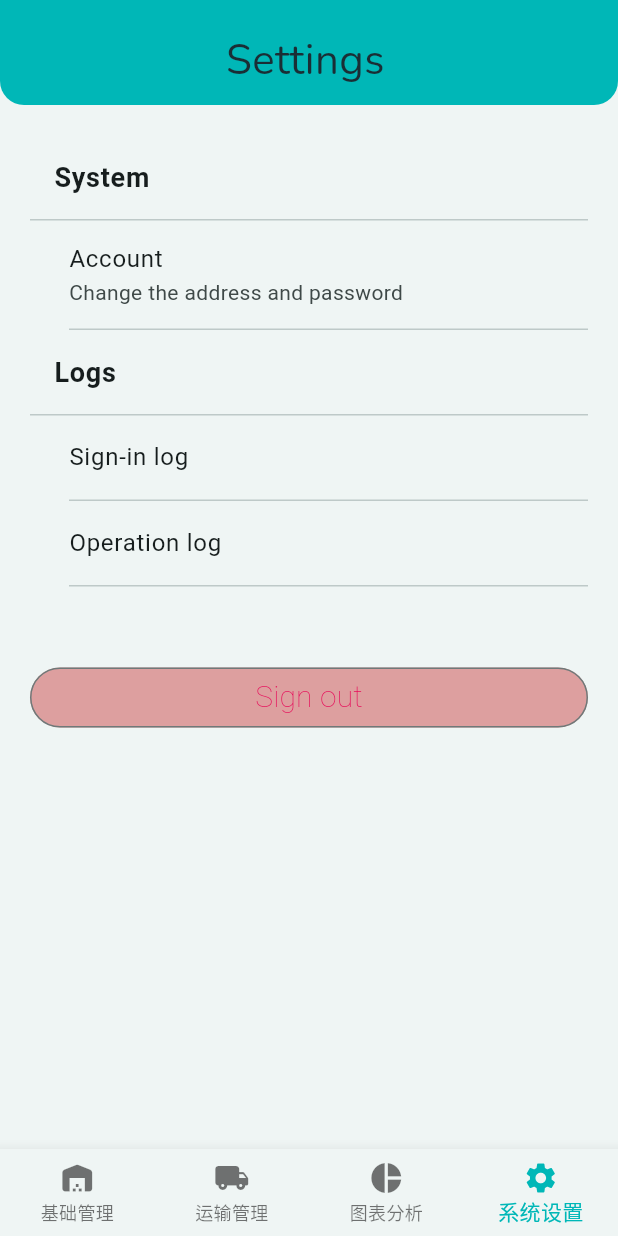
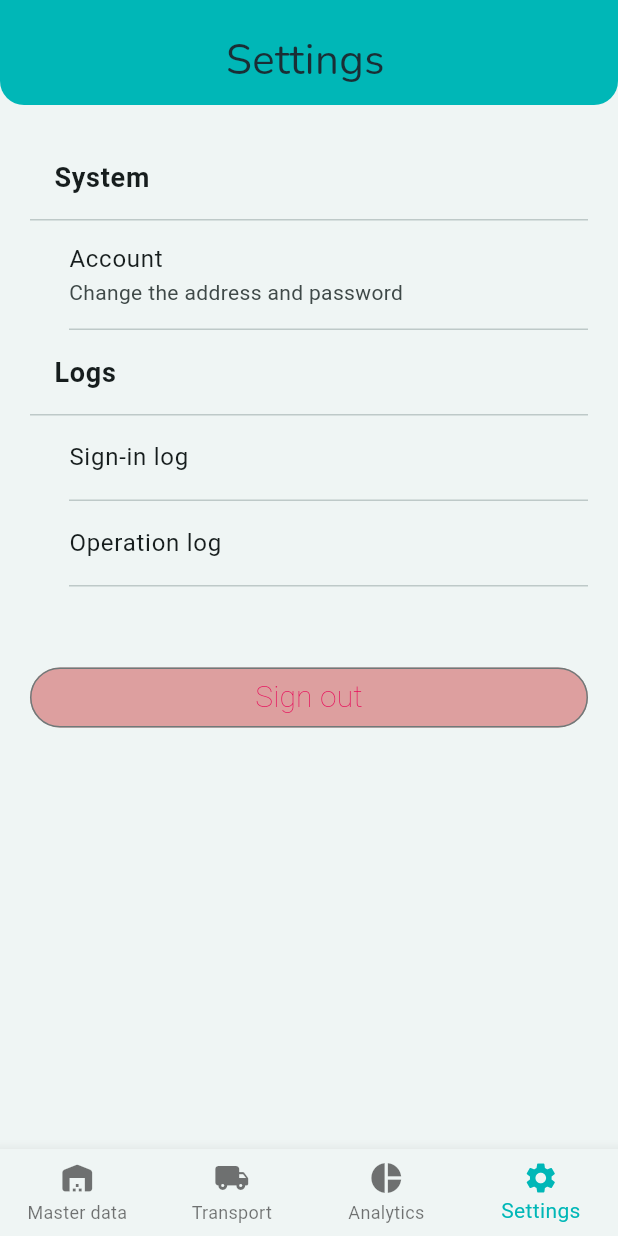
Before and after one commit to PiscesTrio/Loggi_app, a Flutter app: the SystemSettingPage screen opened by its route, on a phone screen of 412 x 824 dp. Run offline on Flutter 3.47's test engine with Material 3 defaults, Android fonts, the phone set to English and light mode, and no system bars; our stand-ins replace copy_with_extension, dio, fl_chart, flutter_map, flutter_riverpod, flutter_secure_storage and 8 more; missing offline and left inert: dio_smart_retry, flutter_driver; accounts and stored records are empty; generated files the repository leaves out were written again.

Commit message:
Finish the three the analyzer was reporting all along
CI failed on three findings that were on my screen the whole time. I had been filtering
`flutter analyze` with a pattern that required a space either side of the word, and the
output reads `  warning - …` — so the filter matched nothing and I read "no output" as
"clean". Same shape as the build that failed while `adb install` reported Success: a check
that cannot fail is not a check.

Two of them were real work I had reported as done:

- The bottom navigation labels and the two tab bars were still literals. The edit that was
  meant to localise them did not apply — it left the import behind, which is exactly what
  the unused-import warning was saying.
- `sys_main` read `context.l10n` after `await signOut()`. A BuildContext used across an
  async gap may belong to an element that is already gone; the string is read before the
  await now.

Verified: 基础管理 is pixel-identical, so the labels render as they did.

```diff
--- a/lib/app/modules/sys_main.dart
+++ b/lib/app/modules/sys_main.dart
@@ -93,6 +93,9 @@ class SysMain extends StatelessWidget {
                       children: [
                         ElevatedButton(
                           onPressed: () async {
+                            // Read before the await: a BuildContext used after one may belong to an
+                            // element that is already gone.
+                            final signedOut = context.l10n.settingsSignedOut;
                             // Clears the credential, rather than overwriting it with
                             // the string "not logged in" — which stayed on the client
                             // as a header, so the next request went out as
@@ -100,7 +103,7 @@ class SysMain extends StatelessWidget {
                             await appContainer
                                 .read(authProvider.notifier)
                                 .signOut();
-                            showTextToast(context.l10n.settingsSignedOut);
+                            showTextToast(signedOut);
                             // offAllNamed, not offAndToNamed: the latter
                             // replaces only the top route, and the home
                             // shell it leaves behind keeps its GetX
--- a/lib/app/router/shell_scaffold.dart
+++ b/lib/app/router/shell_scaffold.dart
@@ -27,20 +27,23 @@ class HomeShellScaffold extends StatelessWidget {
       bottomNavigationBar: BottomNavigationBar(
         type: BottomNavigationBarType.fixed,
         currentIndex: shell.currentIndex,
-        items: const [
+        items: [
           BottomNavigationBarItem(
-            icon: Icon(Icons.warehouse_rounded),
-            label: '基础管理',
+            icon: const Icon(Icons.warehouse_rounded),
+            label: context.l10n.navBase,
           ),
           BottomNavigationBarItem(
-            icon: Icon(Icons.local_shipping_rounded),
-            label: '运输管理',
+            icon: const Icon(Icons.local_shipping_rounded),
+            label: context.l10n.navTransport,
           ),
           BottomNavigationBarItem(
-            icon: Icon(Icons.pie_chart_sharp),
-            label: '图表分析',
+            icon: const Icon(Icons.pie_chart_sharp),
+            label: context.l10n.navChart,
           ),
-          BottomNavigationBarItem(icon: Icon(Icons.settings), label: '系统设置'),
+          BottomNavigationBarItem(
+            icon: const Icon(Icons.settings),
+            label: context.l10n.navSettings,
+          ),
         ],
         onTap: (index) => shell.goBranch(
           index,
```
Also changed, not shown: lib/app/router/app_router.dart (+13 -6 lines).
